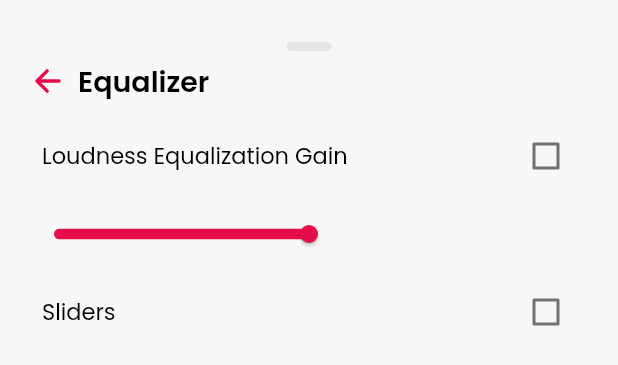
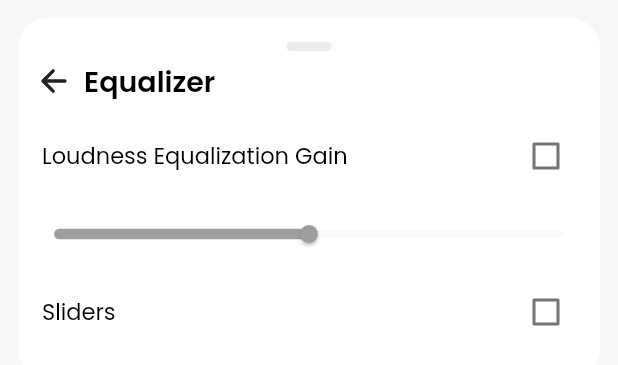
Before and after one commit to SongTube/-DEPRECATED-SongTube-New, a Flutter app: the MusicEqualizerSheet widget shown alone on an empty page, opened directly with empty values, on a phone screen of 412 x 824 dp. Shown: the top 365 px of the screen. Run offline on Flutter 3.47's test engine with Material 2 defaults, Android fonts, the phone set to English and light mode, and no system bars; our stand-ins replace audio_service, cached_network_image, device_info_plus, eva_icons_flutter, file_picker, flutter_bounce and 18 more; missing offline and left inert: android_path_provider, audio_tagger, flutter_audio_query, flutter_ffmpeg, flutter_pip, flutter_share and 4 more; accounts and stored records are empty; statements that could not run were skipped.

Commit message:
Theme the equalizer bottom sheet

```diff
--- a/lib/ui/players/music_player.dart
+++ b/lib/ui/players/music_player.dart
@@ -250,7 +250,8 @@ class _MusicPlayerState extends State<MusicPlayer> with TickerProviderStateMixin
                 context: internalNavigatorKey.currentContext!,
                 isScrollControlled: true,
                 backgroundColor: Colors.transparent,
-                builder: (context) => MusicEqualizerSheet(equalizerMap: equalizerMap, loudnessMap: loudnessMap));
+                builder: (context) => MusicEqualizerSheet(equalizerMap: equalizerMap, loudnessMap: loudnessMap,
+                  songColor: song.palette?.vibrant ?? song.palette?.dominant ?? Theme.of(context).textTheme.bodyText1!.color!));
             },
             icon: Icon(Icons.graphic_eq_outlined, color: textColor)
           ),
--- a/lib/ui/sheets/music_equalizer.dart
+++ b/lib/ui/sheets/music_equalizer.dart
@@ -13,10 +13,11 @@ class MusicEqualizerSheet extends StatefulWidget {
   const MusicEqualizerSheet({
     required this.equalizerMap,
     required this.loudnessMap,
+    required this.songColor,
     Key? key }) : super(key: key);
   final dynamic equalizerMap;
   final dynamic loudnessMap;
-
+  final Color songColor;
   @override
   _MusicEqualizerSheetState createState() => _MusicEqualizerSheetState();
 }
@@ -36,8 +37,8 @@ class _MusicEqualizerSheetState extends State<MusicEqualizerSheet> {
 
   SliderThemeData sliderTheme() {
     return SliderThemeData(
-      thumbColor: Theme.of(context).primaryColor,
-      activeTrackColor: Theme.of(context).primaryColor,
+      thumbColor: widget.songColor,
+      activeTrackColor: widget.songColor,
       trackHeight: 5,
       thumbShape: const RoundSliderThumbShape(
         disabledThumbRadius: 6,
@@ -52,6 +53,10 @@ class _MusicEqualizerSheetState extends State<MusicEqualizerSheet> {
     return Container(
       margin: const EdgeInsets.all(12),
       padding: const EdgeInsets.only(top: 16, bottom: 16),
+      decoration: BoxDecoration(
+        color: Theme.of(context).cardColor,
+        borderRadius: BorderRadius.circular(20)
+      ),
       child: Column(
         mainAxisSize: MainAxisSize.min,
         mainAxisAlignment: MainAxisAlignment.start,
@@ -62,16 +67,16 @@ class _MusicEqualizerSheetState extends State<MusicEqualizerSheet> {
             child: BottomSheetPhill()),
           const SizedBox(height: 6),
           Padding(
-            padding: const EdgeInsets.only(left: 8),
+            padding: const EdgeInsets.only(left: 12),
             child: Row(
               children: [
                 InkWell(
                   onTap: () {
                     Navigator.pop(context);
                   },
-                  child: Padding(
-                    padding: const EdgeInsets.only(right: 8),
-                    child: Icon(Ionicons.arrow_back_outline, color: Theme.of(context).primaryColor),
+                  child: const Padding(
+                    padding: EdgeInsets.only(right: 8),
+                    child: Icon(Ionicons.arrow_back_outline),
                   )
                 ),
                 Expanded(child: Text('Equalizer', style: textStyle(context))),
@@ -92,7 +97,8 @@ class _MusicEqualizerSheetState extends State<MusicEqualizerSheet> {
     return Column(
       children: [
         CheckboxListTile(
-          checkColor: Theme.of(context).primaryColor,
+          activeColor: Theme.of(context).iconTheme.color,
+          checkColor: widget.songColor,
           title: Text('Loudness Equalization Gain',
             style: subtitleTextStyle(context)),
           value: loudnessEqualization.enabled,
@@ -121,7 +127,8 @@ class _MusicEqualizerSheetState extends State<MusicEqualizerSheet> {
     return Column(
       children: [
         CheckboxListTile(
-          checkColor: Theme.of(context).primaryColor,
+          activeColor: Theme.of(context).iconTheme.color,
+          checkColor: widget.songColor,
           title: Text('Sliders',
             style: subtitleTextStyle(context)),
           value: equalizer.enabled,
```
